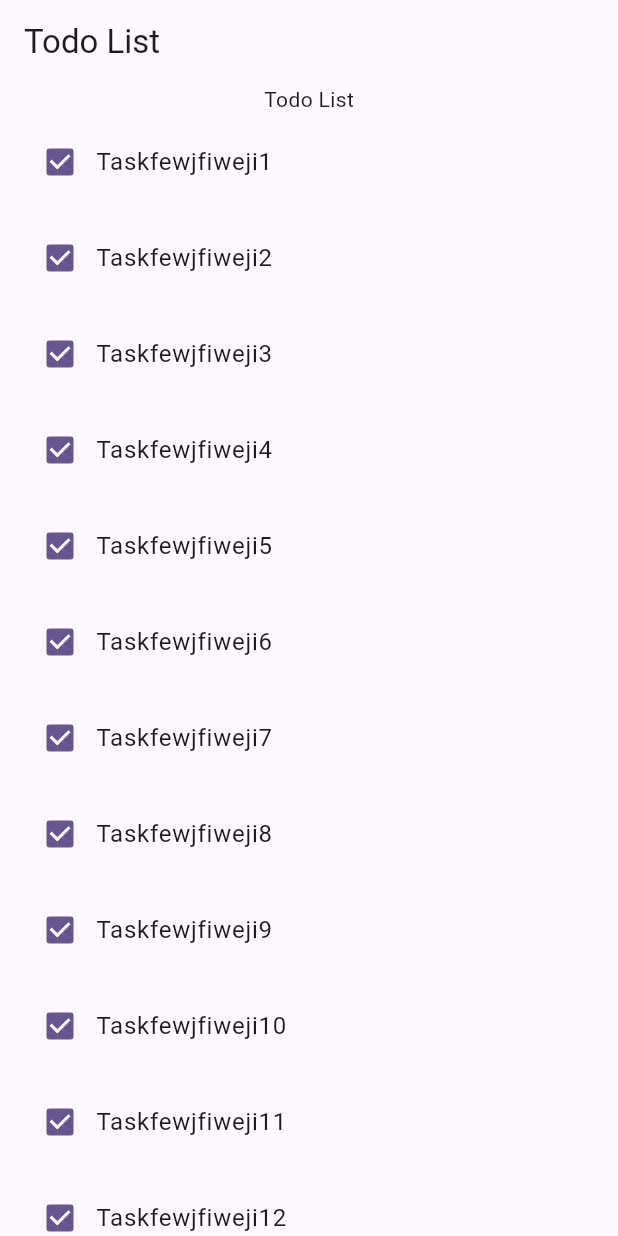
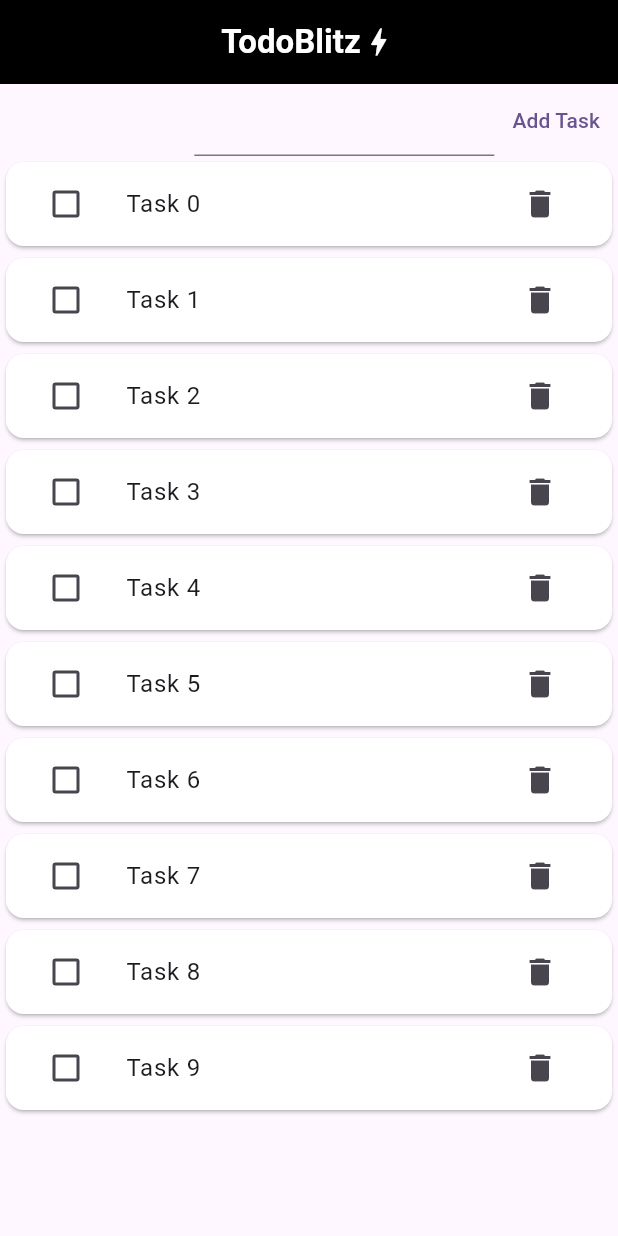
Before and after one commit to CuddlyBunion341/todo_blitz, a Flutter app: the screen it shows after launch, on a phone screen of 412 x 824 dp. Run offline on Flutter 3.47's test engine with Material 2 defaults, Android fonts, the phone set to English and light mode, and no system bars; our stand-ins replace vibration; missing offline and left inert: shake.

Commit message:
added a detail page, changed application styling

```diff
--- a/lib/main.dart
+++ b/lib/main.dart
@@ -16,55 +16,7 @@ class TodoBlitz extends StatelessWidget {
         colorScheme: ColorScheme.fromSeed(seedColor: Colors.deepPurple),
         useMaterial3: true,
       ),
-      home: TodoListPage(),
+      home: const TodoListPage(),
     );
   }
 }
-
-// class MyHomePage extends StatefulWidget {
-//   const MyHomePage({super.key, required this.title});
-
-//   final String title;
-
-//   @override
-//   State<MyHomePage> createState() => _MyHomePageState();
-// }
-
-// class _MyHomePageState extends State<MyHomePage> {
-//   int _counter = 0;
-
-//   void _incrementCounter() {
-//     setState(() {
-//       _counter++;
-//     });
-//   }
-
-//   @override
-//   Widget build(BuildContext context) {
-//     return Scaffold(
-//       appBar: AppBar(
-//         backgroundColor: Theme.of(context).colorScheme.inversePrimary,
-//         title: Text(widget.title),
-//       ),
-//       body: Center(
-//         child: Column(
-//           mainAxisAlignment: MainAxisAlignment.center,
-//           children: <Widget>[
-//             const Text(
-//               'You have pushed the button this many times:',
-//             ),
-//             Text(
-//               '$_counter',
-//               style: Theme.of(context).textTheme.headlineMedium,
-//             ),
-//           ],
-//         ),
-//       ),
-//       floatingActionButton: FloatingActionButton(
-//         onPressed: _incrementCounter,
-//         tooltip: 'Increment',
-//         child: const Icon(Icons.add),
-//       ),
-//     );
-//   }
-// }
--- a/lib/model/task.dart
+++ b/lib/model/task.dart
@@ -23,4 +23,8 @@ class Task {
   bool isDue() {
     return date.isBefore(DateTime.now());
   }
+
+  Task clone() {
+    return Task(title, content, date, completed);
+  }
 }
--- /dev/null
+++ b/lib/pages/todo_detail_page.dart
@@ -0,0 +1,94 @@
+import 'package:flutter/material.dart';
+import 'package:flutter/services.dart';
+import 'package:intl/intl.dart';
+import 'package:todo_blitz/pages/todo_list_page.dart';
+
+import '../model/task.dart';
+
+class TodoDetailPage extends StatefulWidget {
+  Task task = Task('', '', DateTime.now(), false);
+
+  TodoDetailPage(Task task, {super.key}) {
+    this.task = task.clone();
+  }
+
+  @override
+  State<StatefulWidget> createState() {
+    return TodoDetailPageState(task);
+  }
+}
+
+class TodoDetailPageState extends State<TodoDetailPage> {
+  Task task;
+
+  TodoDetailPageState(this.task);
+
+  @override
+  void initState() {
+    super.initState();
+    task = task.clone();
+  }
+
+  Future<void> _selectDate(BuildContext context) async {
+    final DateTime? picked = await showDatePicker(
+      context: context,
+      initialDate: task.date,
+      firstDate: DateTime(2010),
+      lastDate: DateTime(2030),
+    );
+
+    task.date = picked!;
+  }
+
+  String _formatDate(DateTime date) {
+    DateTime now = DateTime.now();
+    return DateFormat.yMMMEd().format(now);
+  }
+
+  @override
+  Widget build(BuildContext context) {
+    TextEditingController titleController =
+        TextEditingController(text: task.title);
+    TextEditingController contentController =
+        TextEditingController(text: task.content);
+
+    return Scaffold(
+      appBar: AppBar(
+        title: const Text('Task Details'),
+      ),
+      body: Center(
+        child: Column(
+          children: [
+            TextField(
+              controller: titleController,
+              decoration: const InputDecoration(
+                hintText: 'Task Name',
+              ),
+            ),
+            TextField(
+              controller: contentController,
+              maxLines: null,
+              keyboardType: TextInputType.multiline,
+            ),
+            TextButton(
+                onPressed: () {
+                  setState(() {
+                    _selectDate(context);
+                  });
+                },
+                child: const Text('Select Date')),
+            Text('Date: ${_formatDate(task.date)}'),
+            TextButton(
+                onPressed: () {
+                  // update task
+                  task.title = titleController.text;
+                  task.content = contentController.text;
+                  Navigator.pop(context, task); // return to previous page
+                },
+                child: const Text('Save')),
+          ],
+        ),
+      ),
+    );
+  }
+}
--- a/lib/pages/todo_list_page.dart
+++ b/lib/pages/todo_list_page.dart
@@ -2,6 +2,12 @@ import 'dart:math';
 
 import 'package:flutter/material.dart';
 import 'package:flutter/services.dart';
+import 'package:shake/shake.dart';
+import 'package:todo_blitz/pages/todo_detail_page.dart';
+import 'package:vibration/vibration.dart';
+
+import '../model/task.dart';
+import '../service/task_store.dart';
 
 class TodoListPage extends StatefulWidget {
   const TodoListPage({super.key});
@@ -13,16 +19,57 @@ class TodoListPage extends StatefulWidget {
 }
 
 class TodoListPageState extends State<TodoListPage> {
+  TaskStore store = TaskStore();
+
+  TodoListPageState() {
+    ShakeDetector.autoStart(onPhoneShake: () {
+      setState(() {
+        // TODO: implement shake action
+        store.addTask(Task('Dummy Task', 'Body', DateTime.now(), false));
+      });
+    });
+  }
+
+  @override
+  void initState() {
+    super.initState();
+  }
+
+  void vibrate() async {
+    // TODO: fix vibrations
+    // if (await Vibration.hasVibrator()) {
+    //   Vibration.vibrate();
+    // }
+    Vibration.vibrate();
+  }
+
   @override
   Widget build(BuildContext context) {
     return Scaffold(
-      appBar: AppBar(title: const Text('Todo List')),
+      appBar: AppBar(
+        backgroundColor: Colors.black,
+        title: const Row(
+          mainAxisAlignment: MainAxisAlignment.center,
+          children: [
+            Text(
+              'TodoBlitz',
+              style: TextStyle(
+                color: Colors.white,
+                fontWeight: FontWeight.bold,
+              ),
+            ),
+            Icon(
+              Icons.bolt,
+              color: Colors.white,
+            )
+          ],
+        ),
+      ),
       body: Column(
         children: [
-          const Text('Todo List'),
-          // taskForm(),
+          taskForm(),
           Expanded(
-            child: taskList(),
+            child: taskList(store),
           ),
         ],
       ),
@@ -32,42 +79,81 @@ class TodoListPageState extends State<TodoListPage> {
   Widget taskForm() {
     TextEditingController controller = TextEditingController();
 
-    return Row(children: [
-      const Text('deine mom'),
-      TextField(
+    return Row(mainAxisAlignment: MainAxisAlignment.end, children: [
+      SizedBox(
+        width: 200,
+        child: TextField(
           controller: controller,
           // decoration: const InputDecoration(
           //   hintText: 'Task Name',
           // ),
         ),
+      ),
       TextButton(
         onPressed: () {
-          // TODO: Add task
+          setState(() {
+            store.addTask(Task(controller.text, '', DateTime.now(), false));
+            controller.clear();
+          });
         },
         child: const Text('Add Task'),
       ),
     ]);
   }
 
-  Widget taskList() {
+  Widget taskList(TaskStore store) {
     // Add the context parameter
     return ListView.builder(
-        itemCount: 42,
+        itemCount: store.getTasks().length,
         itemBuilder: (context, index) => listItem(context, index));
   }
 
   Widget listItem(BuildContext context, index) {
-    return ListTile(
-      title: Row(children: [
-        Checkbox(
-          value: Random().nextBool(),
-          onChanged: (value) => {},
+    return Card(
+      // tileColor: Colors.black12,
+      color: store.getTasks()[index].completed
+          ? const Color.fromARGB(255, 233, 233, 233)
+          : Colors.white,
+      child: ListTile(
+        // tileColor:
+        leading: Checkbox(
+          value: store.getTasks()[index].completed,
+          onChanged: (value) => {
+            setState(() {
+              store.getTasks()[index].completed = value!;
+
+              if (value) vibrate();
+            })
+          },
         ),
-        Text('Taskfewjfiweji${index + 1}'),
-      ]),
+        title: Flexible(
+          child: Text(
+            store.getTasks()[index].title,
+            style: TextStyle(
+              decoration: store.getTasks()[index].completed
+                  ? TextDecoration.lineThrough
+                  : TextDecoration.none,
+            ),
+          ),
+        ),
+        trailing: IconButton(
+          onPressed: () {
+            setState(() {
+              store.removeTask(store.getTasks()[index]);
+            });
+          },
+          alignment: Alignment.centerRight,
+          icon: const Icon(Icons.delete),
+        ),
         onTap: () {
-        Navigator.pushNamed(context, '/task_details');
+          Navigator.push(
+            context,
+            MaterialPageRoute(
+              builder: (context) => TodoDetailPage(store.getTasks()[index]),
+            ),
+          );
         },
+      ),
     );
   }
 }
--- a/lib/service/task_store.dart
+++ b/lib/service/task_store.dart
@@ -3,6 +3,16 @@ import 'package:todo_blitz/model/task.dart';
 /// A class that represents a list of tasks.
 class TaskStore {
   final List<Task> _tasks = [];
+
+  void init() {
+    for (int i = 0; i < 10; i++) {
+      _tasks.add(Task('Task $i', '', DateTime.now(), false));
+    }
+  }
+
+  TaskStore() {
+    init();
+  }
 
   List<Task> getTasks() {
     return _tasks;
@@ -17,7 +27,7 @@ class TaskStore {
   }
 
   void addTask(Task task) {
-    _tasks.add(task);
+    _tasks.insert(0, task);
   }
 
   bool removeTask(Task task) {
--- a/pubspec.yaml
+++ b/pubspec.yaml
@@ -37,6 +37,9 @@ dependencies:
   cupertino_icons: ^1.0.2
   uuid: ^3.0.7
   provider: ^6.0.5
+  intl: ^0.18.1
+  vibration: ^1.8.1
+  shake: ^2.2.0
 
 dev_dependencies:
   flutter_test:
```
Also changed, not shown: lib/pages/todo_new_page.dart (added, +24 -0 lines), pubspec.lock, 11 other files. Lines whose indentation alone changed are shown as unchanged.
